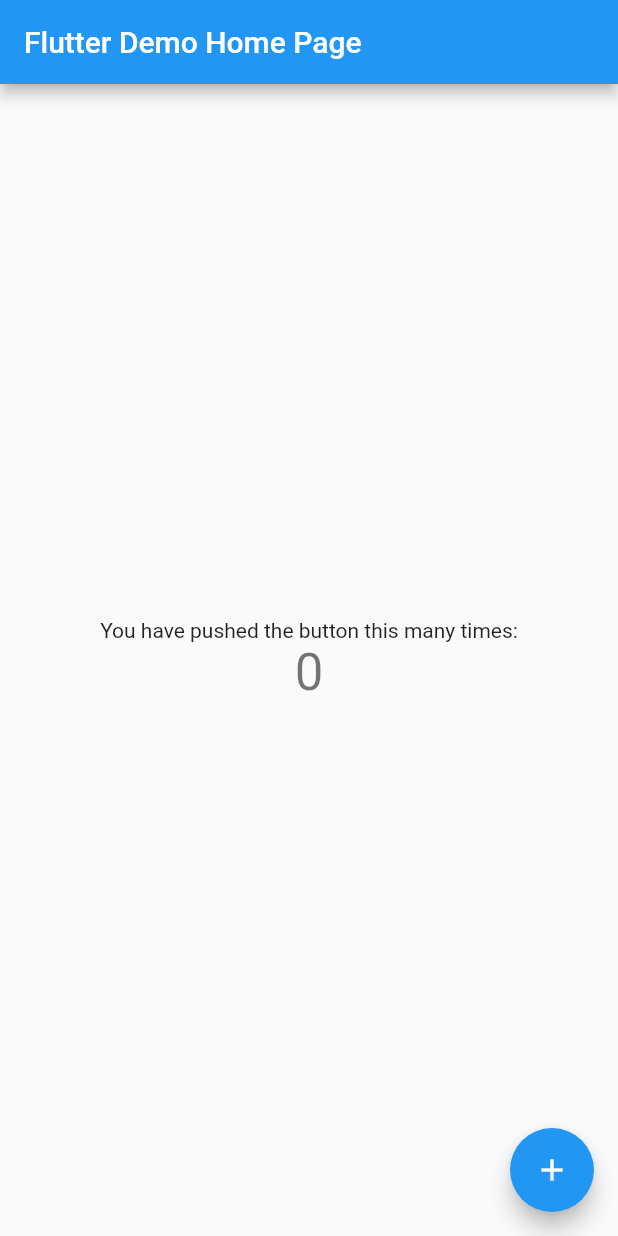
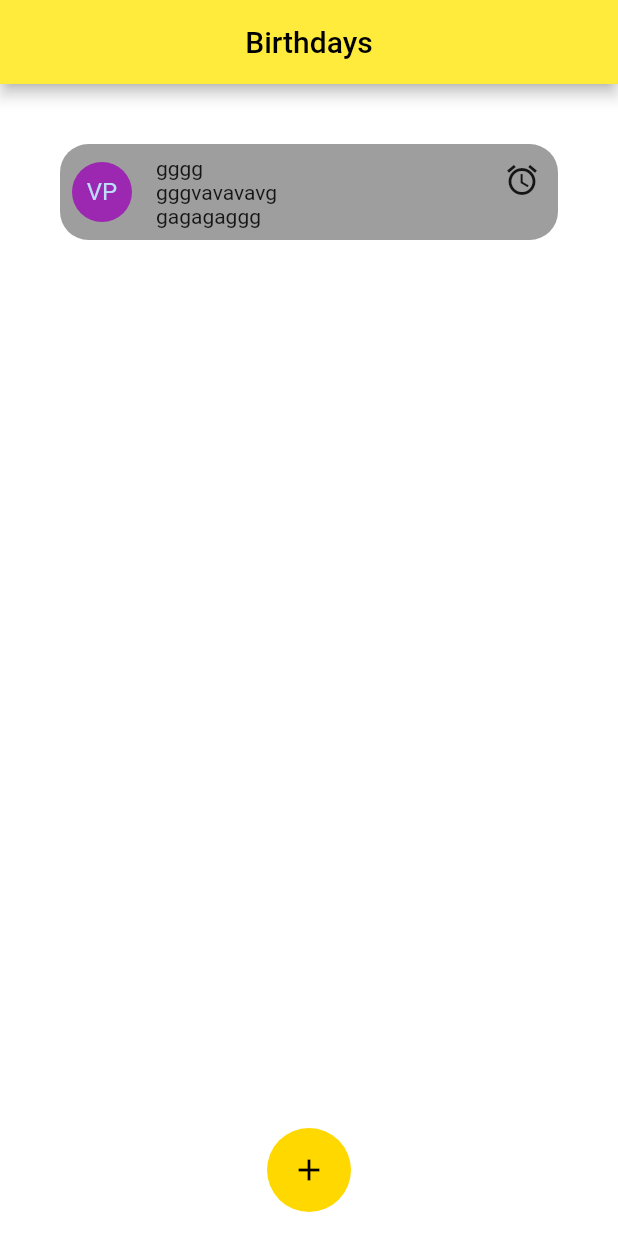
Before and after one commit to Sous777/birthdays-1, a Flutter app: the screen it shows after launch, on a phone screen of 412 x 824 dp. Run offline on Flutter 3.47's test engine with Material 2 defaults, Android fonts, the phone set to English and light mode, and no system bars.

Commit message:
refact(main screen): add first screen

```diff
--- a/lib/main.dart
+++ b/lib/main.dart
@@ -7,109 +7,86 @@ void main() {
 class MyApp extends StatelessWidget {
   const MyApp({Key? key}) : super(key: key);
 
-  // This widget is the root of your application.
   @override
   Widget build(BuildContext context) {
     return MaterialApp(
-      title: 'Flutter Demo',
+      title: 'Generated App',
       theme: ThemeData(
-        // This is the theme of your application.
-        //
-        // Try running your application with "flutter run". You'll see the
-        // application has a blue toolbar. Then, without quitting the app, try
-        // changing the primarySwatch below to Colors.green and then invoke
-        // "hot reload" (press "r" in the console where you ran "flutter run",
-        // or simply save your changes to "hot reload" in a Flutter IDE).
-        // Notice that the counter didn't reset back to zero; the application
-        // is not restarted.
-        primarySwatch: Colors.blue,
+        primaryColor: const Color(0xFFffeb3b),
+        canvasColor: const Color(0xFFffffff),
+        colorScheme: ColorScheme.fromSwatch(primarySwatch: Colors.yellow)
+            .copyWith(secondary: const Color(0xFFffeb3b)),
+        //fontFamily: 'Roboto',
       ),
-      home: const MyHomePage(title: 'Flutter Demo Home Page'),
+      home: const MyHomePage(),
     );
   }
 }
 
 class MyHomePage extends StatefulWidget {
-  const MyHomePage({Key? key, required this.title}) : super(key: key);
-
-  // This widget is the home page of your application. It is stateful, meaning
-  // that it has a State object (defined below) that contains fields that affect
-  // how it looks.
-
-  // This class is the configuration for the state. It holds the values (in this
-  // case the title) provided by the parent (in this case the App widget) and
-  // used by the build method of the State. Fields in a Widget subclass are
-  // always marked "final".
-
-  final String title;
-
+  const MyHomePage({Key? key}) : super(key: key);
   @override
-  State<MyHomePage> createState() => _MyHomePageState();
+  _MyHomePageState createState() => _MyHomePageState();
 }
 
 class _MyHomePageState extends State<MyHomePage> {
-  int _counter = 0;
-
-  void _incrementCounter() {
-    setState(() {
-      // This call to setState tells the Flutter framework that something has
-      // changed in this State, which causes it to rerun the build method below
-      // so that the display can reflect the updated values. If we changed
-      // _counter without calling setState(), then the build method would not be
-      // called again, and so nothing would appear to happen.
-      _counter++;
-    });
-  }
-
   @override
   Widget build(BuildContext context) {
-    // This method is rerun every time setState is called, for instance as done
-    // by the _incrementCounter method above.
-    //
-    // The Flutter framework has been optimized to make rerunning build methods
-    // fast, so that you can just rebuild anything that needs updating rather
-    // than having to individually change instances of widgets.
     return Scaffold(
       appBar: AppBar(
-        // Here we take the value from the MyHomePage object that was created by
-        // the App.build method, and use it to set our appbar title.
-        title: Text(widget.title),
+        centerTitle: true,
+        title: const Text('Birthdays'),
       ),
-      body: Center(
-        // Center is a layout widget. It takes a single child and positions it
-        // in the middle of the parent.
-        child: Column(
-          // Column is also a layout widget. It takes a list of children and
-          // arranges them vertically. By default, it sizes itself to fit its
-          // children horizontally, and tries to be as tall as its parent.
-          //
-          // Invoke "debug painting" (press "p" in the console, choose the
-          // "Toggle Debug Paint" action from the Flutter Inspector in Android
-          // Studio, or the "Toggle Debug Paint" command in Visual Studio Code)
-          // to see the wireframe for each widget.
-          //
-          // Column has various properties to control how it sizes itself and
-          // how it positions its children. Here we use mainAxisAlignment to
-          // center the children vertically; the main axis here is the vertical
-          // axis because Columns are vertical (the cross axis would be
-          // horizontal).
-          mainAxisAlignment: MainAxisAlignment.center,
+      body: Column(
+          mainAxisAlignment: MainAxisAlignment.start,
+          mainAxisSize: MainAxisSize.max,
+          crossAxisAlignment: CrossAxisAlignment.center,
           children: <Widget>[
-            const Text(
-              'You have pushed the button this many times:',
+            Container(
+              decoration: BoxDecoration(color: Colors.grey, borderRadius: BorderRadius.circular(19)),
+              margin: const EdgeInsets.all(40.0),
+              child: Row(
+                mainAxisAlignment: MainAxisAlignment.spaceBetween,
+                crossAxisAlignment: CrossAxisAlignment.start,
+                children: [
+                  Padding(
+                    padding: const EdgeInsets.all(8.0),
+                    child: Row(
+                      children: [
+                        const CircleAvatar(
+                          child: (Text('VP')),
+                          backgroundColor: Colors.purple,
+                        ),
+                        const SizedBox(
+                          width: 16,
+                        ),
+                        Column(
+                      children: const [
+                        Text('gggg'),
+                        Text('gggvavavavg'),
+                        Text('gagagaggg'),
+                      ],
+                       mainAxisAlignment: MainAxisAlignment.start,
+                       crossAxisAlignment: CrossAxisAlignment.start,
+                    ),
+                      ],
+                    ),
+                  ),
+
+                  IconButton(
+                      onPressed: () {}, icon: const Icon(Icons.alarm)),
+                ],
+              ),
             ),
-            Text(
-              '$_counter',
-              style: Theme.of(context).textTheme.headline4,
-            ),
-          ],
-        ),
-      ),
+          ]),
       floatingActionButton: FloatingActionButton(
-        onPressed: _incrementCounter,
-        tooltip: 'Increment',
-        child: const Icon(Icons.add),
-      ), // This trailing comma makes auto-formatting nicer for build methods.
+          backgroundColor: const Color(0xFFffd800),
+          child: const Icon(Icons.add),
+          elevation: 0.0,
+          onPressed: () {
+            //
+          }),
+      floatingActionButtonLocation: FloatingActionButtonLocation.centerFloat,
     );
   }
 }
```
